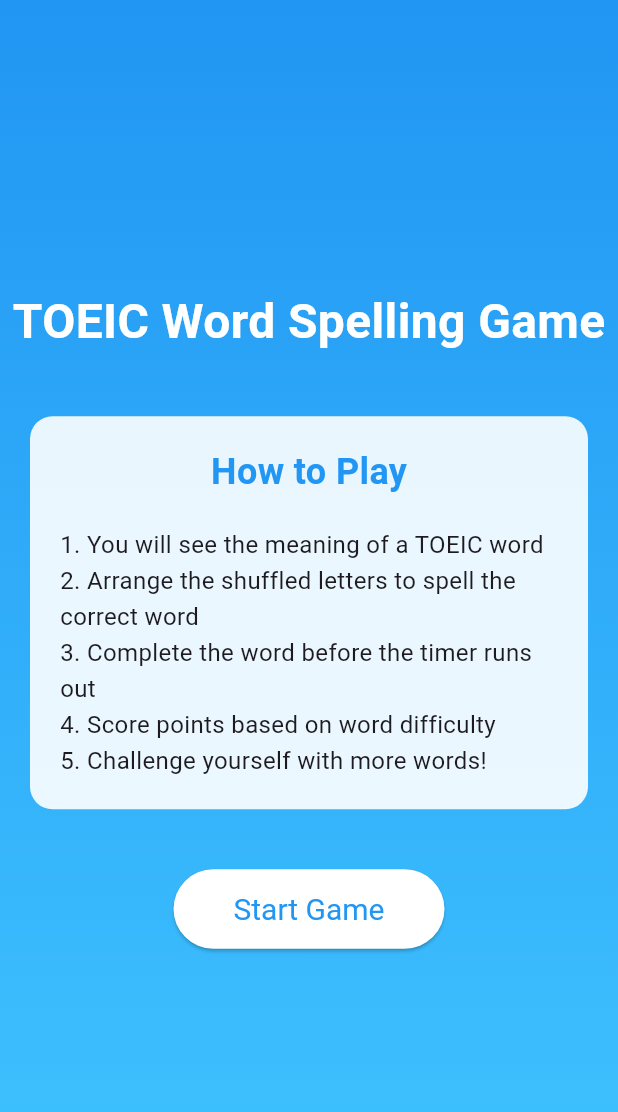
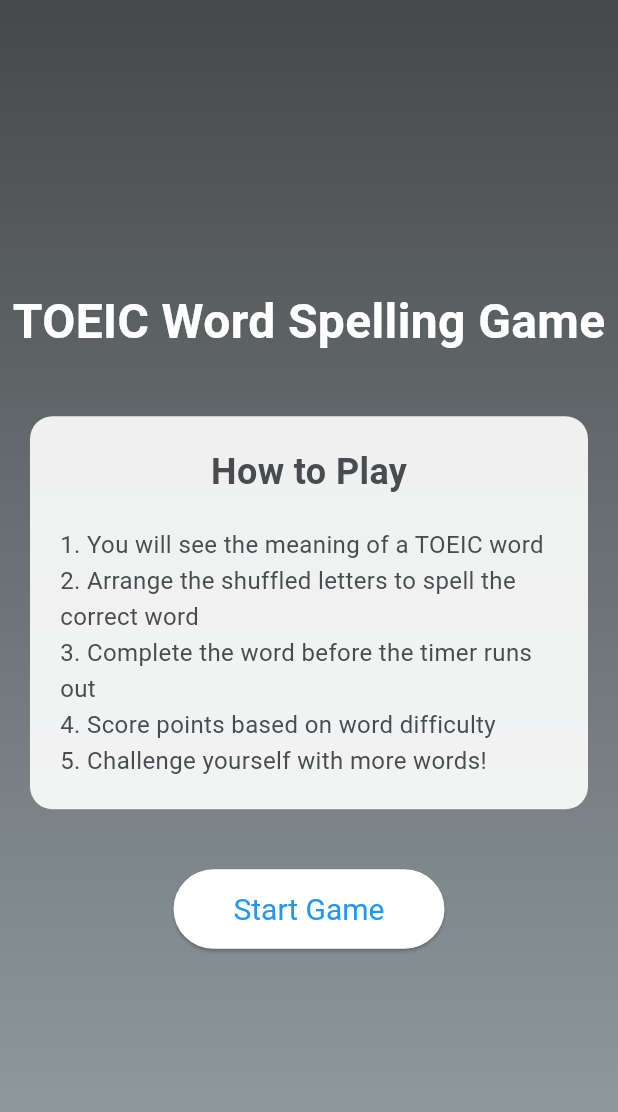
Before and after one commit to ss945601/english_tutor, a Flutter app: the screen it shows after launch, on a phone screen of 412 x 824 dp. Shown: the top 1112 px of the screen. Run offline on Flutter 3.47's test engine with Material 3 defaults, Android fonts, the phone set to English and light mode, and no system bars; our stand-ins replace flutter_tts.

Commit message:
feat(theme): implement custom light and dark themes for improved UI consistency

```diff
--- a/lib/main.dart
+++ b/lib/main.dart
@@ -1,5 +1,6 @@
 import 'package:flutter/material.dart';
 import 'screens/home_screen.dart';
+import 'theme/app_theme.dart';
 
 void main() {
   runApp(const MainApp());
@@ -12,10 +13,9 @@
   Widget build(BuildContext context) {
     return MaterialApp(
       title: 'TOEIC Word Spelling Game',
-      theme: ThemeData(
-        primarySwatch: Colors.blue,
-        visualDensity: VisualDensity.adaptivePlatformDensity,
-      ),
+      theme: AppTheme.light(),
+      darkTheme: AppTheme.dark(),
+      themeMode: ThemeMode.system,
       home: const HomeScreen(),
       debugShowCheckedModeBanner: false,
     );
--- a/lib/screens/home_screen.dart
+++ b/lib/screens/home_screen.dart
@@ -12,7 +12,7 @@
           gradient: LinearGradient(
             begin: Alignment.topCenter,
             end: Alignment.bottomCenter,
-            colors: [Colors.blue, Colors.lightBlueAccent],
+            colors: [Color.fromARGB(255, 70, 73, 75), Color.fromARGB(255, 150, 161, 166)],
           ),
         ),
         child: Center(
@@ -42,7 +42,7 @@
                       style: TextStyle(
                         fontSize: 24,
                         fontWeight: FontWeight.bold,
-                        color: Colors.blue,
+                        color: Color.fromARGB(255, 72, 76, 78),
                       ),
                     ),
                     SizedBox(height: 20),
@@ -52,7 +52,7 @@
                       '3. Complete the word before the timer runs out\n'
                       '4. Score points based on word difficulty\n'
                       '5. Challenge yourself with more words!',
-                      style: TextStyle(fontSize: 16, height: 1.5),
+                      style: TextStyle(fontSize: 16, height: 1.5, color: Color.fromARGB(255, 72, 76, 78)),
                     ),
                   ],
                 ),
--- /dev/null
+++ b/lib/theme/app_theme.dart
@@ -0,0 +1,117 @@
+import 'package:flutter/material.dart';
+
+class AppTheme {
+  static const Color _seedColor = Color(0xFF4F46E5); // Indigo
+  static const Color _appBackground = Color(0xFF0B1220);
+  static const Color _cardBackground = Color(0xFF0E1626);
+  static const Color _dialogBackground = Color(0xFF0E1626);
+
+  static ThemeData light() {
+    final colorScheme = ColorScheme.fromSeed(
+      seedColor: _seedColor,
+      brightness: Brightness.light,
+    );
+
+    return ThemeData(
+      useMaterial3: true,
+      colorScheme: colorScheme,
+      // Force a consistent dark app background for clearer, modern look
+      scaffoldBackgroundColor: _appBackground,
+      appBarTheme: AppBarTheme(
+        centerTitle: false,
+        backgroundColor: _appBackground,
+        foregroundColor: Colors.white,
+        elevation: 0,
+        scrolledUnderElevation: 0,
+      ),
+      // Typography: clear, larger body text and lighter colors for readability on dark backgrounds
+      textTheme: TextTheme(
+        titleLarge: TextStyle(fontSize: 20, fontWeight: FontWeight.w600, color: Colors.white),
+        bodyLarge: TextStyle(fontSize: 16, color: Colors.white70),
+        bodyMedium: TextStyle(fontSize: 14, color: Colors.white60),
+        labelLarge: TextStyle(fontSize: 14, fontWeight: FontWeight.w600, color: colorScheme.primary),
+      ),
+
+      // Icons: light icons for dark backgrounds
+      iconTheme: const IconThemeData(color: Colors.white70, size: 20),
+
+      // Cards: gentle elevation, roomy shape and comfortable margins
+      cardTheme: CardThemeData(
+        elevation: 2,
+        margin: const EdgeInsets.symmetric(horizontal: 12, vertical: 8),
+        color: _cardBackground,
+        surfaceTintColor: colorScheme.surfaceTint,
+        shape: RoundedRectangleBorder(borderRadius: BorderRadius.circular(16)),
+        clipBehavior: Clip.antiAlias,
+      ),
+
+      // Dialogs: larger radius and subtle elevation for focus
+      dialogTheme: DialogThemeData(
+        backgroundColor: _dialogBackground,
+        elevation: 6,
+        surfaceTintColor: colorScheme.surfaceTint,
+        shape: RoundedRectangleBorder(borderRadius: BorderRadius.circular(20)),
+        alignment: Alignment.center,
+      ),
+      filledButtonTheme: FilledButtonThemeData(
+        style: FilledButton.styleFrom(
+          minimumSize: const Size(44, 44),
+          shape: RoundedRectangleBorder(borderRadius: BorderRadius.circular(14)),
+          backgroundColor: colorScheme.primary,
+          foregroundColor: colorScheme.onPrimary,
+        ),
+      ),
+      outlinedButtonTheme: OutlinedButtonThemeData(
+        style: OutlinedButton.styleFrom(
+          minimumSize: const Size(44, 44),
+          shape: RoundedRectangleBorder(borderRadius: BorderRadius.circular(14)),
+          side: BorderSide(color: colorScheme.outline),
+          foregroundColor: colorScheme.primary,
+        ),
+      ),
+      textButtonTheme: TextButtonThemeData(
+        style: TextButton.styleFrom(
+          minimumSize: const Size(44, 44),
+          shape: RoundedRectangleBorder(borderRadius: BorderRadius.circular(14)),
+          foregroundColor: colorScheme.primary,
+        ),
+      ),
+      chipTheme: ChipThemeData(
+        backgroundColor: colorScheme.primaryContainer,
+        selectedColor: colorScheme.primary,
+        disabledColor: colorScheme.surfaceVariant,
+        labelStyle: TextStyle(color: colorScheme.onPrimaryContainer, fontSize: 13),
+        shape: RoundedRectangleBorder(borderRadius: BorderRadius.circular(999)),
+        padding: const EdgeInsets.symmetric(horizontal: 10, vertical: 6),
+      ),
+    );
+  }
+
+  static ThemeData dark() {
+    final colorScheme = ColorScheme.fromSeed(
+      seedColor: _seedColor,
+      brightness: Brightness.dark,
+    );
+
+    return light().copyWith(
+      colorScheme: colorScheme,
+      // Keep the forced dark background in dark mode as well
+      scaffoldBackgroundColor: _appBackground,
+      appBarTheme: AppBarTheme(
+        centerTitle: false,
+        backgroundColor: _appBackground,
+        foregroundColor: Colors.white,
+        elevation: 0,
+        scrolledUnderElevation: 0,
+      ),
+      cardColor: colorScheme.surfaceContainerHighest,
+      // Improve contrast for dark mode: ensure text and icons are readable against darker surfaces
+      textTheme: light().textTheme.apply(
+        bodyColor: Colors.white,
+        displayColor: Colors.white,
+      ),
+      iconTheme: const IconThemeData(color: Colors.white70, size: 20),
+      primaryIconTheme: const IconThemeData(color: Colors.white),
+    );
+  }
+}
```
